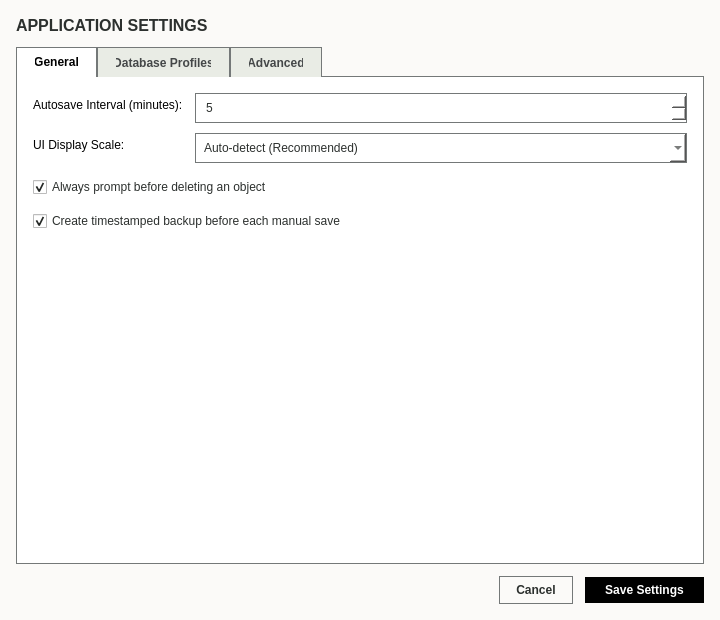
Qt form qt designer/unified_settings.ui (Fr0lich/arbor) before a commit.
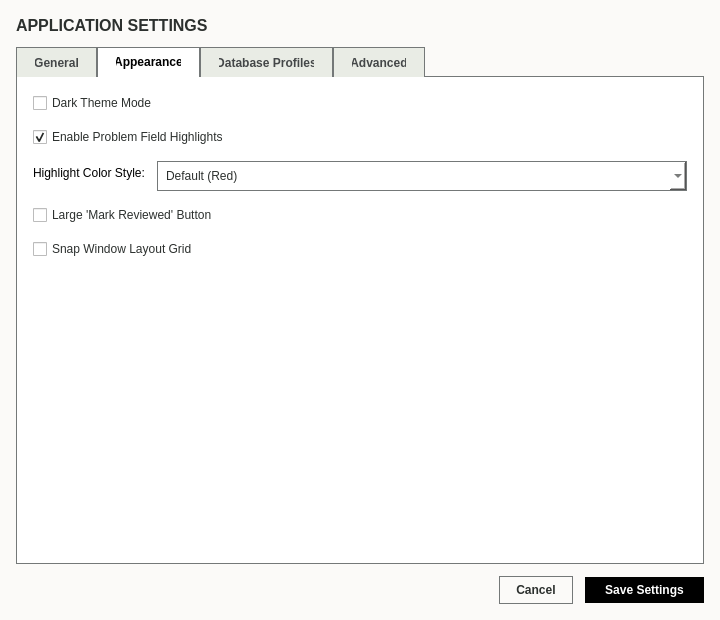
The same form after that commit. The open tabs and pages were chosen to show the change.

The edit to the form file:
```diff
--- a/qt designer/unified_settings.ui
+++ b/qt designer/unified_settings.ui
@@ -239,6 +239,113 @@
        </item>
       </layout>
      </widget>
+     <widget class="QWidget" name="tab_appearance">
+      <attribute name="title">
+       <string>Appearance</string>
+      </attribute>
+      <layout class="QVBoxLayout" name="appearance_layout">
+       <property name="spacing">
+        <number>14</number>
+       </property>
+       <property name="leftMargin">
+        <number>16</number>
+       </property>
+       <property name="topMargin">
+        <number>16</number>
+       </property>
+       <property name="rightMargin">
+        <number>16</number>
+       </property>
+       <property name="bottomMargin">
+        <number>16</number>
+       </property>
+       <item>
+        <widget class="QCheckBox" name="chk_dark_mode">
+         <property name="text">
+          <string>Dark Theme Mode</string>
+         </property>
+        </widget>
+       </item>
+       <item>
+        <widget class="QCheckBox" name="chk_problem_highlights">
+         <property name="text">
+          <string>Enable Problem Field Highlights</string>
+         </property>
+         <property name="checked">
+          <bool>true</bool>
+         </property>
+        </widget>
+       </item>
+       <item>
+        <layout class="QFormLayout" name="appearance_form">
+         <property name="horizontalSpacing">
+          <number>12</number>
+         </property>
+         <property name="verticalSpacing">
+          <number>10</number>
+         </property>
+         <item row="0" column="0">
+          <widget class="QLabel" name="lbl_highlight_color">
+           <property name="text">
+            <string>Highlight Color Style:</string>
+           </property>
+          </widget>
+         </item>
+         <item row="0" column="1">
+          <widget class="QComboBox" name="combo_highlight_color">
+           <item>
+            <property name="text">
+             <string>Default (Red)</string>
+            </property>
+           </item>
+           <item>
+            <property name="text">
+             <string>Yellow</string>
+            </property>
+           </item>
+           <item>
+            <property name="text">
+             <string>Orange</string>
+            </property>
+           </item>
+           <item>
+            <property name="text">
+             <string>Blue</string>
+            </property>
+           </item>
+          </widget>
+         </item>
+        </layout>
+       </item>
+       <item>
+        <widget class="QCheckBox" name="chk_large_reviewed_btn">
+         <property name="text">
+          <string>Large 'Mark Reviewed' Button</string>
+         </property>
+        </widget>
+       </item>
+       <item>
+        <widget class="QCheckBox" name="chk_snap_lock">
+         <property name="text">
+          <string>Snap Window Layout Grid</string>
+         </property>
+        </widget>
+       </item>
+       <item>
+        <spacer name="spacer_app_bottom">
+         <property name="orientation">
+          <enum>Qt::Orientation::Vertical</enum>
+         </property>
+         <property name="sizeHint" stdset="0">
+          <size>
+           <width>20</width>
+           <height>40</height>
+          </size>
+         </property>
+        </spacer>
+       </item>
+      </layout>
+     </widget>
      <widget class="QWidget" name="tab_profiles">
       <attribute name="title">
        <string>Database Profiles</string>
```
Left out of the diff: 41 changed lines with no effect on the pictures.
